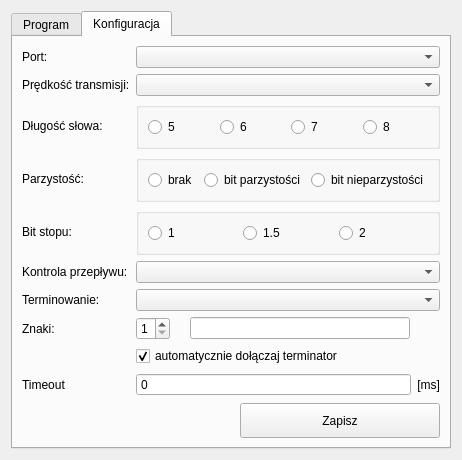
This is ui/iwsk.ui in bzyx/IwSK-RS232 as Qt 5 draws it before an edit. The edited form follows.
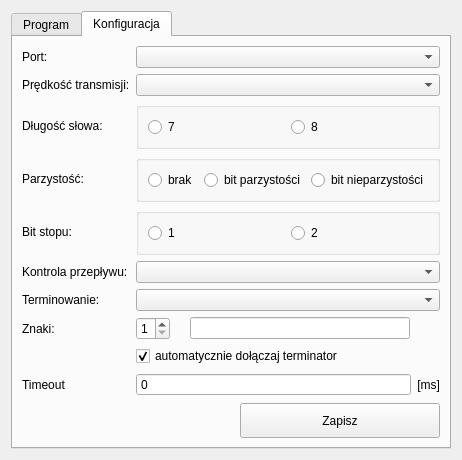
This is the edited form.

Commit message: remove 5, 6 byte size and 1.5 bit stop

Patch:
```diff
--- a/ui/iwsk.ui
+++ b/ui/iwsk.ui
@@ -173,20 +173,6 @@
          <layout class="QVBoxLayout" name="verticalLayout_2">
           <item>
            <layout class="QHBoxLayout" name="horizontalLayout">
-            <item>
-             <widget class="QRadioButton" name="i_word_5bits_radio">
-              <property name="text">
-               <string>5</string>
-              </property>
-             </widget>
-            </item>
-            <item>
-             <widget class="QRadioButton" name="i_word_6bits_radio">
-              <property name="text">
-               <string>6</string>
-              </property>
-             </widget>
-            </item>
             <item>
              <widget class="QRadioButton" name="i_word_7bits_radio">
               <property name="text">
@@ -275,13 +261,6 @@
               </property>
              </widget>
             </item>
-            <item>
-             <widget class="QRadioButton" name="i_stopBit15_radio">
-              <property name="text">
-               <string>1.5</string>
-              </property>
-             </widget>
-            </item>
             <item>
              <widget class="QRadioButton" name="i_stopBit2_radio">
               <property name="text">
```
Left out of the diff: 6 changed lines with no effect on the pictures. The commit also changes 3 other files.
